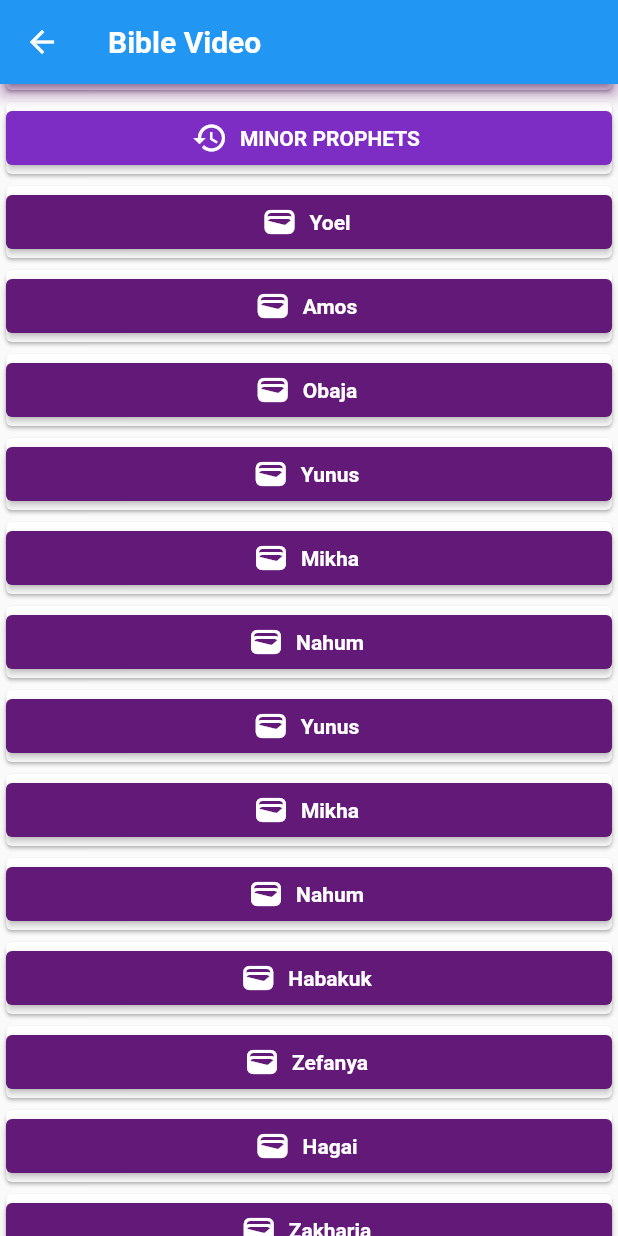
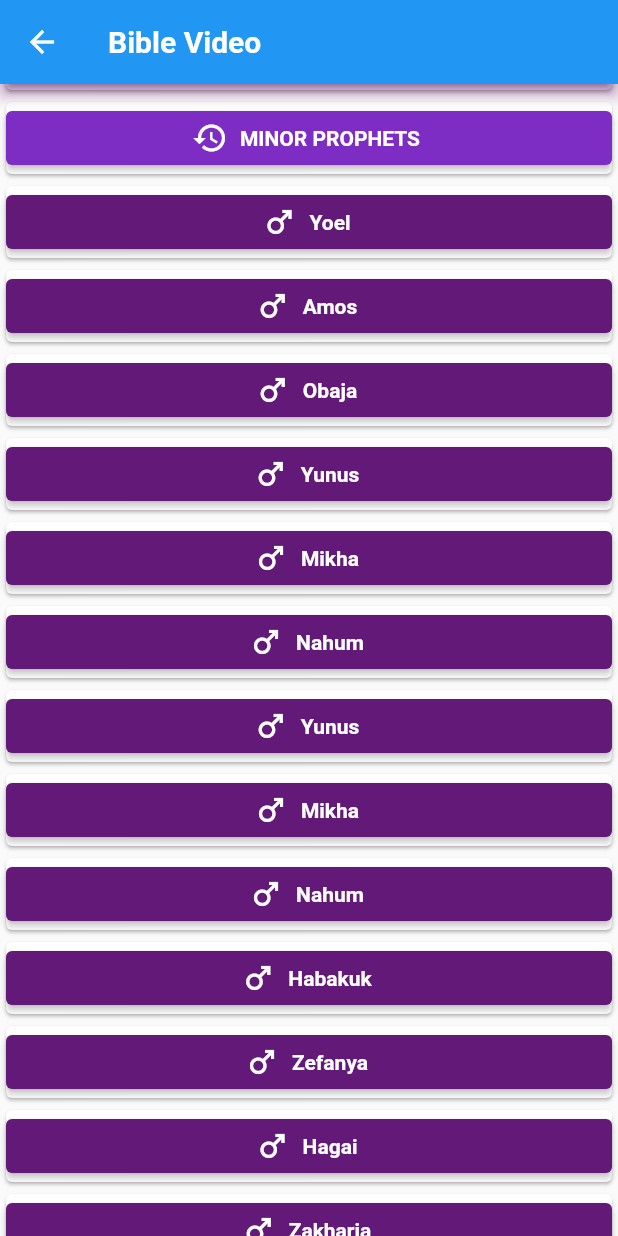
Before and after one commit to deemero/crise_apps, a Flutter app: the BibleVideo screen opened directly, scrolled down 1728 dp, on a phone screen of 412 x 824 dp. Run offline on Flutter 3.47's test engine with Material 2 defaults, Android fonts, the phone set to English and light mode, and no system bars; our stand-ins replace firebase_auth, firebase_core, google_fonts; accounts and stored records are empty.

Commit message:
change icon

```diff
--- a/crise_apps/lib/main_menu/bible_video.dart
+++ b/crise_apps/lib/main_menu/bible_video.dart
@@ -84,7 +84,7 @@ class _BibleVideoState extends State<BibleVideo> {
                 String url = "https://youtu.be/BlEk0x7Q8uY";
                 await launch(url);
               },
-              icon: Icon(Icons.person),
+              icon: Icon(Icons.sunny),
               label: Text(
                 "Keluaran Bahaian 1",
                 style: GoogleFonts.indieFlower(fontWeight: FontWeight.bold),
@@ -100,7 +100,7 @@ class _BibleVideoState extends State<BibleVideo> {
                 String url = "https://youtu.be/3x-zHo7U_WE";
                 await launch(url);
               },
-              icon: Icon(Icons.person),
+              icon: Icon(Icons.sunny),
               label: Text(
                 "Keluaran Bahaian 2",
                 style: GoogleFonts.indieFlower(fontWeight: FontWeight.bold),
@@ -116,7 +116,7 @@ class _BibleVideoState extends State<BibleVideo> {
                 String url = "https://youtu.be/bguCNZvhUiQ";
                 await launch(url);
               },
-              icon: Icon(Icons.book),
+              icon: Icon(Icons.sunny),
               label: Text(
                 "Imamat ",
                 style: GoogleFonts.indieFlower(fontWeight: FontWeight.bold),
@@ -132,7 +132,7 @@ class _BibleVideoState extends State<BibleVideo> {
                 String url = "https://youtu.be/GlZpY2VJqPk";
                 await launch(url);
               },
-              icon: Icon(Icons.numbers),
+              icon: Icon(Icons.sunny),
               label: Text(
                 "Bilangan ",
                 style: GoogleFonts.indieFlower(fontWeight: FontWeight.bold),
@@ -148,7 +148,7 @@ class _BibleVideoState extends State<BibleVideo> {
                 String url = "https://youtu.be/kLwuBAFBNBg";
                 await launch(url);
               },
-              icon: Icon(Icons.replay),
+              icon: Icon(Icons.sunny),
               label: Text(
                 "Ulangan",
                 style: GoogleFonts.indieFlower(fontWeight: FontWeight.bold),
@@ -164,7 +164,7 @@ class _BibleVideoState extends State<BibleVideo> {
                 String url = "https://youtu.be/TWMhcg83AWg";
                 await launch(url);
               },
-              icon: Icon(Icons.history),
+              icon: Icon(Icons.person),
               label: Text(
                 "HISTORY",
                 style: GoogleFonts.indieFlower(fontWeight: FontWeight.bold),
@@ -180,7 +180,7 @@ class _BibleVideoState extends State<BibleVideo> {
                 String url = "https://youtu.be/BraD9UPtWGw";
                 await launch(url);
               },
-              icon: Icon(Icons.male),
+              icon: Icon(Icons.history),
               label: Text(
                 "Yoshua",
                 style: GoogleFonts.indieFlower(fontWeight: FontWeight.bold),
@@ -196,7 +196,7 @@ class _BibleVideoState extends State<BibleVideo> {
                 String url = "https://youtu.be/0xoJlaPfOiM";
                 await launch(url);
               },
-              icon: Icon(Icons.rule),
+              icon: Icon(Icons.history),
               label: Text(
                 "Hakim2 ",
                 style: GoogleFonts.indieFlower(fontWeight: FontWeight.bold),
@@ -212,7 +212,7 @@ class _BibleVideoState extends State<BibleVideo> {
                 String url = "https://youtu.be/dHiRnlFu6yo";
                 await launch(url);
               },
-              icon: Icon(Icons.female),
+              icon: Icon(Icons.history),
               label: Text(
                 "Rut",
                 style: GoogleFonts.indieFlower(fontWeight: FontWeight.bold),
@@ -228,7 +228,7 @@ class _BibleVideoState extends State<BibleVideo> {
                 String url = "https://youtu.be/FkulFlha45c";
                 await launch(url);
               },
-              icon: Icon(Icons.abc),
+              icon: Icon(Icons.history),
               label: Text(
                 "1 Samuel",
                 style: GoogleFonts.indieFlower(fontWeight: FontWeight.bold),
@@ -244,7 +244,7 @@ class _BibleVideoState extends State<BibleVideo> {
                 String url = "https://youtu.be/yxNy34ZS0xc";
                 await launch(url);
               },
-              icon: Icon(Icons.abc),
+              icon: Icon(Icons.history),
               label: Text(
                 "2 Samuel",
                 style: GoogleFonts.indieFlower(fontWeight: FontWeight.bold),
@@ -260,7 +260,7 @@ class _BibleVideoState extends State<BibleVideo> {
                 String url = "https://youtu.be/f9CRYzJH7es";
                 await launch(url);
               },
-              icon: Icon(Icons.money),
+              icon: Icon(Icons.history),
               label: Text(
                 "1/2 Raja2",
                 style: GoogleFonts.indieFlower(fontWeight: FontWeight.bold),
@@ -276,7 +276,7 @@ class _BibleVideoState extends State<BibleVideo> {
                 String url = "https://youtu.be/_0Xuth1lw44";
                 await launch(url);
               },
-              icon: Icon(Icons.password),
+              icon: Icon(Icons.history),
               label: Text(
                 "1/2 Tawarikh ",
                 style: GoogleFonts.indieFlower(fontWeight: FontWeight.bold),
@@ -292,7 +292,7 @@ class _BibleVideoState extends State<BibleVideo> {
                 String url = "https://youtu.be/wWAZHTpSxYg";
                 await launch(url);
               },
-              icon: Icon(Icons.book_rounded),
+              icon: Icon(Icons.history),
               label: Text(
                 "Ezra dan Nehemia",
                 style: GoogleFonts.indieFlower(fontWeight: FontWeight.bold),
@@ -308,7 +308,7 @@ class _BibleVideoState extends State<BibleVideo> {
                 String url = "https://youtu.be/7gbN2TbmCaM";
                 await launch(url);
               },
-              icon: Icon(Icons.female_rounded),
+              icon: Icon(Icons.history),
               label: Text(
                 "Ester",
                 style: GoogleFonts.indieFlower(fontWeight: FontWeight.bold),
@@ -340,7 +340,7 @@ class _BibleVideoState extends State<BibleVideo> {
                 String url = "https://youtu.be/6PhUHYInJO4";
                 await launch(url);
               },
-              icon: Icon(Icons.person_add_disabled),
+              icon: Icon(Icons.book),
               label: Text(
                 "Ayub/Job",
                 style: GoogleFonts.indieFlower(fontWeight: FontWeight.bold),
@@ -356,7 +356,7 @@ class _BibleVideoState extends State<BibleVideo> {
                 String url = "https://youtu.be/Gj2ZJSTXE1E";
                 await launch(url);
               },
-              icon: Icon(Icons.wallet),
+              icon: Icon(Icons.book),
               label: Text(
                 "Psalms/Mazmur",
                 style: GoogleFonts.indieFlower(fontWeight: FontWeight.bold),
@@ -372,7 +372,7 @@ class _BibleVideoState extends State<BibleVideo> {
                 String url = "https://youtu.be/He75ZssdAN0";
                 await launch(url);
               },
-              icon: Icon(Icons.wallet),
+              icon: Icon(Icons.book),
               label: Text(
                 "Amsal",
                 style: GoogleFonts.indieFlower(fontWeight: FontWeight.bold),
@@ -388,7 +388,7 @@ class _BibleVideoState extends State<BibleVideo> {
                 String url = "https://youtu.be/bzT7jzh2F58";
                 await launch(url);
               },
-              icon: Icon(Icons.wallet),
+              icon: Icon(Icons.book),
               label: Text(
                 "Pengkhutbah",
                 style: GoogleFonts.indieFlower(fontWeight: FontWeight.bold),
@@ -401,10 +401,10 @@ class _BibleVideoState extends State<BibleVideo> {
             // color: Colors.grey,
             child: ElevatedButton.icon(
               onPressed: () async {
-                String url = "https://youtu.be/VfhaM-OESHU";
+                String url = "";
                 await launch(url);
               },
-              icon: Icon(Icons.wallet),
+              icon: Icon(Icons.book),
               label: Text(
                 "Kidung Agung",
                 style: GoogleFonts.indieFlower(fontWeight: FontWeight.bold),
@@ -433,10 +433,10 @@ class _BibleVideoState extends State<BibleVideo> {
             // color: Colors.grey,
             child: ElevatedButton.icon(
               onPressed: () async {
-                String url = "https://youtu.be/VfhaM-OESHU";
+                String url = "";
                 await launch(url);
               },
-              icon: Icon(Icons.wallet),
+              icon: Icon(Icons.person_add_alt_1_sharp),
               label: Text(
                 "Yesaya",
                 style: GoogleFonts.indieFlower(fontWeight: FontWeight.bold),
@@ -449,10 +449,10 @@ class _BibleVideoState extends State<BibleVideo> {
             // color: Colors.grey,
             child: ElevatedButton.icon(
               onPressed: () async {
-                String url = "https://youtu.be/VfhaM-OESHU";
+                String url = "";
                 await launch(url);
               },
-              icon: Icon(Icons.wallet),
+              icon: Icon(Icons.person_add_alt_1_sharp),
               label: Text(
                 "Yeremia",
                 style: GoogleFonts.indieFlower(fontWeight: FontWeight.bold),
@@ -465,10 +465,10 @@ class _BibleVideoState extends State<BibleVideo> {
             // color: Colors.grey,
             child: ElevatedButton.icon(
               onPressed: () async {
-                String url = "https://youtu.be/VfhaM-OESHU";
+                String url = "";
                 await launch(url);
               },
-              icon: Icon(Icons.wallet),
+              icon: Icon(Icons.person_add_alt_1_sharp),
               label: Text(
                 "Ratapan",
                 style: GoogleFonts.indieFlower(fontWeight: FontWeight.bold),
@@ -481,10 +481,10 @@ class _BibleVideoState extends State<BibleVideo> {
             // color: Colors.grey,
             child: ElevatedButton.icon(
               onPressed: () async {
-                String url = "https://youtu.be/VfhaM-OESHU";
+                String url = "";
                 await launch(url);
               },
-              icon: Icon(Icons.wallet),
+              icon: Icon(Icons.person_add_alt_1_sharp),
               label: Text(
                 "Yehezkial",
                 style: GoogleFonts.indieFlower(fontWeight: FontWeight.bold),
@@ -497,10 +497,10 @@ class _BibleVideoState extends State<BibleVideo> {
             // color: Colors.grey,
             child: ElevatedButton.icon(
               onPressed: () async {
-                String url = "https://youtu.be/VfhaM-OESHU";
+                String url = "";
                 await launch(url);
               },
-              icon: Icon(Icons.wallet),
+              icon: Icon(Icons.person_add_alt_1_sharp),
               label: Text(
                 "Daniel",
                 style: GoogleFonts.indieFlower(fontWeight: FontWeight.bold),
@@ -513,10 +513,10 @@ class _BibleVideoState extends State<BibleVideo> {
             // color: Colors.grey,
             child: ElevatedButton.icon(
               onPressed: () async {
-                String url = "https://youtu.be/VfhaM-OESHU";
+                String url = "";
                 await launch(url);
               },
-              icon: Icon(Icons.wallet),
+              icon: Icon(Icons.person_add_alt_1_sharp),
               label: Text(
                 "Hosea",
                 style: GoogleFonts.indieFlower(fontWeight: FontWeight.bold),
@@ -545,10 +545,10 @@ class _BibleVideoState extends State<BibleVideo> {
             // color: Colors.grey,
             child: ElevatedButton.icon(
               onPressed: () async {
-                String url = "https://youtu.be/VfhaM-OESHU";
+                String url = "";
                 await launch(url);
               },
-              icon: Icon(Icons.wallet),
+              icon: Icon(Icons.male_outlined),
               label: Text(
                 "Yoel",
                 style: GoogleFonts.indieFlower(fontWeight: FontWeight.bold),
@@ -561,10 +561,10 @@ class _BibleVideoState extends State<BibleVideo> {
             // color: Colors.grey,
             child: ElevatedButton.icon(
               onPressed: () async {
-                String url = "https://youtu.be/VfhaM-OESHU";
+                String url = "";
                 await launch(url);
               },
-              icon: Icon(Icons.wallet),
+              icon: Icon(Icons.male_outlined),
               label: Text(
                 "Amos",
                 style: GoogleFonts.indieFlower(fontWeight: FontWeight.bold),
@@ -577,10 +577,10 @@ class _BibleVideoState extends State<BibleVideo> {
             // color: Colors.grey,
             child: ElevatedButton.icon(
               onPressed: () async {
-                String url = "https://youtu.be/VfhaM-OESHU";
+                String url = "";
                 await launch(url);
               },
-              icon: Icon(Icons.wallet),
+              icon: Icon(Icons.male_outlined),
               label: Text(
                 "Obaja",
                 style: GoogleFonts.indieFlower(fontWeight: FontWeight.bold),
@@ -593,10 +593,10 @@ class _BibleVideoState extends State<BibleVideo> {
             // color: Colors.grey,
             child: ElevatedButton.icon(
               onPressed: () async {
-                String url = "https://youtu.be/VfhaM-OESHU";
+                String url = "";
                 await launch(url);
               },
-              icon: Icon(Icons.wallet),
+              icon: Icon(Icons.male_outlined),
               label: Text(
                 "Yunus",
                 style: GoogleFonts.indieFlower(fontWeight: FontWeight.bold),
@@ -609,10 +609,10 @@ class _BibleVideoState extends State<BibleVideo> {
             // color: Colors.grey,
             child: ElevatedButton.icon(
               onPressed: () async {
-                String url = "https://youtu.be/VfhaM-OESHU";
+                String url = "";
                 await launch(url);
               },
-              icon: Icon(Icons.wallet),
+              icon: Icon(Icons.male_outlined),
               label: Text(
                 "Mikha",
                 style: GoogleFonts.indieFlower(fontWeight: FontWeight.bold),
@@ -625,10 +625,10 @@ class _BibleVideoState extends State<BibleVideo> {
             // color: Colors.grey,
             child: ElevatedButton.icon(
               onPressed: () async {
-                String url = "https://youtu.be/VfhaM-OESHU";
+                String url = "";
                 await launch(url);
               },
-              icon: Icon(Icons.wallet),
+              icon: Icon(Icons.male_outlined),
               label: Text(
                 "Nahum",
                 style: GoogleFonts.indieFlower(fontWeight: FontWeight.bold),
@@ -641,10 +641,10 @@ class _BibleVideoState extends State<BibleVideo> {
             // color: Colors.grey,
             child: ElevatedButton.icon(
               onPressed: () async {
-                String url = "https://youtu.be/VfhaM-OESHU";
+                String url = "";
                 await launch(url);
               },
-              icon: Icon(Icons.wallet),
+              icon: Icon(Icons.male_outlined),
               label: Text(
                 "Yunus",
                 style: GoogleFonts.indieFlower(fontWeight: FontWeight.bold),
@@ -657,10 +657,10 @@ class _BibleVideoState extends State<BibleVideo> {
             // color: Colors.grey,
             child: ElevatedButton.icon(
               onPressed: () async {
-                String url = "https://youtu.be/VfhaM-OESHU";
+                String url = "";
                 await launch(url);
               },
-              icon: Icon(Icons.wallet),
+              icon: Icon(Icons.male_outlined),
               label: Text(
                 "Mikha",
                 style: GoogleFonts.indieFlower(fontWeight: FontWeight.bold),
@@ -673,10 +673,10 @@ class _BibleVideoState extends State<BibleVideo> {
             // color: Colors.grey,
             child: ElevatedButton.icon(
               onPressed: () async {
-                String url = "https://youtu.be/VfhaM-OESHU";
+                String url = "";
                 await launch(url);
               },
-              icon: Icon(Icons.wallet),
+              icon: Icon(Icons.male_outlined),
               label: Text(
                 "Nahum",
                 style: GoogleFonts.indieFlower(fontWeight: FontWeight.bold),
@@ -689,10 +689,10 @@ class _BibleVideoState extends State<BibleVideo> {
             // color: Colors.grey,
             child: ElevatedButton.icon(
               onPressed: () async {
-                String url = "https://youtu.be/VfhaM-OESHU";
+                String url = "";
                 await launch(url);
               },
-              icon: Icon(Icons.wallet),
+              icon: Icon(Icons.male_outlined),
               label: Text(
                 "Habakuk",
                 style: GoogleFonts.indieFlower(fontWeight: FontWeight.bold),
@@ -705,10 +705,10 @@ class _BibleVideoState extends State<BibleVideo> {
             // color: Colors.grey,
             child: ElevatedButton.icon(
               onPressed: () async {
-                String url = "https://youtu.be/VfhaM-OESHU";
+                String url = "";
                 await launch(url);
               },
-              icon: Icon(Icons.wallet),
+              icon: Icon(Icons.male_outlined),
               label: Text(
                 "Zefanya",
                 style: GoogleFonts.indieFlower(fontWeight: FontWeight.bold),
@@ -721,10 +721,10 @@ class _BibleVideoState extends State<BibleVideo> {
             // color: Colors.grey,
             child: ElevatedButton.icon(
               onPressed: () async {
-                String url = "https://youtu.be/VfhaM-OESHU";
+                String url = "";
                 await launch(url);
               },
-              icon: Icon(Icons.wallet),
+              icon: Icon(Icons.male_outlined),
               label: Text(
                 "Hagai",
                 style: GoogleFonts.indieFlower(fontWeight: FontWeight.bold),
@@ -737,10 +737,10 @@ class _BibleVideoState extends State<BibleVideo> {
             // color: Colors.grey,
             child: ElevatedButton.icon(
               onPressed: () async {
-                String url = "https://youtu.be/VfhaM-OESHU";
+                String url = "";
                 await launch(url);
               },
-              icon: Icon(Icons.wallet),
+              icon: Icon(Icons.male_outlined),
               label: Text(
                 "Zakharia",
                 style: GoogleFonts.indieFlower(fontWeight: FontWeight.bold),
@@ -753,10 +753,10 @@ class _BibleVideoState extends State<BibleVideo> {
             // color: Colors.grey,
             child: ElevatedButton.icon(
               onPressed: () async {
-                String url = "https://youtu.be/VfhaM-OESHU";
+                String url = "";
                 await launch(url);
               },
-              icon: Icon(Icons.wallet),
+              icon: Icon(Icons.male_outlined),
               label: Text(
                 "Maleaki",
                 style: GoogleFonts.indieFlower(fontWeight: FontWeight.bold),
@@ -772,7 +772,7 @@ class _BibleVideoState extends State<BibleVideo> {
                 String url = "";
                 await launch(url);
               },
-              icon: Icon(Icons.wallet),
+              icon: Icon(Icons.book_online),
               label: Text(
                 "NEW TASTEMENT/PERJANJIAN BARU",
                 style: GoogleFonts.indieFlower(
@@ -789,7 +789,7 @@ class _BibleVideoState extends State<BibleVideo> {
                 String url = "";
                 await launch(url);
               },
-              icon: Icon(Icons.wallet),
+              icon: Icon(Icons.dark_mode),
               label: Text(
                 "GOSPELS",
                 style: GoogleFonts.indieFlower(
@@ -806,7 +806,7 @@ class _BibleVideoState extends State<BibleVideo> {
                 String url = "";
                 await launch(url);
               },
-              icon: Icon(Icons.wallet),
+              icon: Icon(Icons.wb_sunny),
               label: Text(
                 "Matius",
                 style: GoogleFonts.indieFlower(
@@ -823,7 +823,7 @@ class _BibleVideoState extends State<BibleVideo> {
                 String url = "";
                 await launch(url);
               },
-              icon: Icon(Icons.wallet),
+              icon: Icon(Icons.wb_sunny),
               label: Text(
                 "Markus",
                 style: GoogleFonts.indieFlower(
@@ -840,7 +840,7 @@ class _BibleVideoState extends State<BibleVideo> {
                 String url = "";
                 await launch(url);
               },
-              icon: Icon(Icons.wallet),
+              icon: Icon(Icons.wb_sunny),
               label: Text(
                 "Lukas",
                 style: GoogleFonts.indieFlower(
@@ -857,7 +857,7 @@ class _BibleVideoState extends State<BibleVideo> {
                 String url = "";
                 await launch(url);
               },
-              icon: Icon(Icons.wallet),
+              icon: Icon(Icons.wb_sunny),
               label: Text(
                 "Yohannes",
                 style: GoogleFonts.indieFlower(
@@ -874,7 +874,7 @@ class _BibleVideoState extends State<BibleVideo> {
                 String url = "";
                 await launch(url);
               },
-              icon: Icon(Icons.wallet),
+              icon: Icon(Icons.history_edu),
               label: Text(
                 "HISTORY",
                 style: GoogleFonts.indieFlower(
@@ -891,7 +891,7 @@ class _BibleVideoState extends State<BibleVideo> {
                 String url = "";
                 await launch(url);
               },
-              icon: Icon(Icons.wallet),
+              icon: Icon(Icons.person),
               label: Text(
                 "Kisah Para Rasul",
                 style: GoogleFonts.indieFlower(
@@ -908,7 +908,7 @@ class _BibleVideoState extends State<BibleVideo> {
                 String url = "";
                 await launch(url);
               },
-              icon: Icon(Icons.wallet),
+              icon: Icon(Icons.work_history_rounded),
               label: Text(
                 "PAUL LETTER",
                 style: GoogleFonts.indieFlower(
@@ -925,7 +925,7 @@ class _BibleVideoState extends State<BibleVideo> {
                 String url = "";
                 await launch(url);
               },
-              icon: Icon(Icons.wallet),
+              icon: Icon(Icons.bookmark_added_rounded),
               label: Text(
                 "Roma",
                 style: GoogleFonts.indieFlower(
@@ -942,7 +942,7 @@ class _BibleVideoState extends State<BibleVideo> {
                 String url = "";
                 await launch(url);
               },
-              icon: Icon(Icons.wallet),
+              icon: Icon(Icons.bookmark_added_rounded),
               label: Text(
                 "1/2 Korintus",
                 style: GoogleFonts.indieFlower(
@@ -959,7 +959,7 @@ class _BibleVideoState extends State<BibleVideo> {
                 String url = "";
                 await launch(url);
               },
-              icon: Icon(Icons.wallet),
+              icon: Icon(Icons.bookmark_added_rounded),
               label: Text(
                 "Galatia",
                 style: GoogleFonts.indieFlower(
@@ -976,7 +976,7 @@ class _BibleVideoState extends State<BibleVideo> {
                 String url = "";
                 await launch(url);
               },
-              icon: Icon(Icons.wallet),
+              icon: Icon(Icons.bookmark_added_rounded),
               label: Text(
                 "Efesus",
                 style: GoogleFonts.indieFlower(
@@ -993,7 +993,7 @@ class _BibleVideoState extends State<BibleVideo> {
                 String url = "";
                 await launch(url);
               },
-              icon: Icon(Icons.wallet),
+              icon: Icon(Icons.bookmark_added_rounded),
               label: Text(
                 "Filipi",
                 style: GoogleFonts.indieFlower(
@@ -1010,7 +1010,7 @@ class _BibleVideoState extends State<BibleVideo> {
                 String url = "";
                 await launch(url);
               },
-              icon: Icon(Icons.wallet),
+              icon: Icon(Icons.my_library_books_sharp),
               label: Text(
                 "OTHER LETTER",
                 style: GoogleFonts.indieFlower(
```
